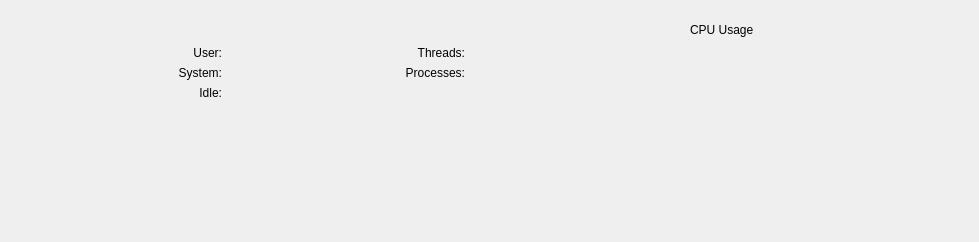
First picture: the form in Under Construction/Activity Monitor.app/Resources/activity_monitor/ui/tab_cpu.ui, repository helloSystem/Utilities, before the edit.
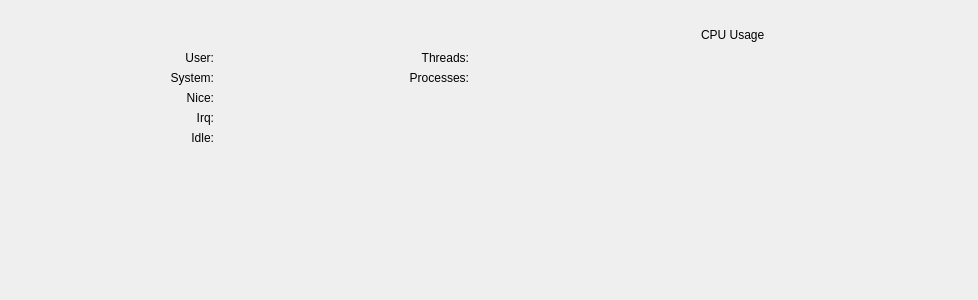
Second picture: the form after the edit. Custom widgets are drawn as their Qt base class.

Commit message: Better Widget position, add nice and irq to cpu_tab

Patch:
```diff
--- a/Under Construction/Activity Monitor.app/Resources/activity_monitor/ui/tab_cpu.ui
+++ b/Under Construction/Activity Monitor.app/Resources/activity_monitor/ui/tab_cpu.ui
@@ -6,8 +6,8 @@
             <rect>
                 <x>0</x>
                 <y>0</y>
-                <width>979</width>
-                <height>242</height>
+                <width>978</width>
+                <height>300</height>
             </rect>
         </property>
         <property name="windowTitle">
@@ -48,7 +48,7 @@
                             <property name="sizeHint" stdset="0">
                                 <size>
                                     <width>20</width>
-                                    <height>20</height>
+                                    <height>25</height>
                                 </size>
                             </property>
                         </spacer>
@@ -61,17 +61,17 @@
                             <property name="rightMargin">
                                 <number>20</number>
                             </property>
-                            <item row="3" column="1" alignment="Qt::AlignRight|Qt::AlignVCenter">
-                                <widget class="QLabel" name="label_idle">
+                            <item row="4" column="1">
+                                <widget class="QLabel" name="label_irq">
                                     <property name="text">
-                                        <string>Idle:</string>
+                                        <string>Irq:</string>
                                     </property>
                                     <property name="alignment">
                                         <set>Qt::AlignRight|Qt::AlignTrailing|Qt::AlignVCenter</set>
                                     </property>
                                 </widget>
                             </item>
-                            <item row="1" column="4" alignment="Qt::AlignRight|Qt::AlignVCenter">
+                            <item row="1" column="5" alignment="Qt::AlignRight|Qt::AlignVCenter">
                                 <widget class="QLabel" name="label_threads">
                                     <property name="text">
                                         <string>Threads:</string>
@@ -81,7 +81,10 @@
                                     </property>
                                 </widget>
                             </item>
-                            <item row="1" column="5">
+                            <item row="3" column="4" alignment="Qt::AlignLeft">
+                                <widget class="ColorButton" name="color_picker_nice_value" native="true"/>
+                            </item>
+                            <item row="1" column="7">
                                 <widget class="QLabel" name="label_threads_value">
                                     <property name="text">
                                         <string/>
@@ -91,7 +94,7 @@
                                     </property>
                                 </widget>
                             </item>
-                            <item row="1" column="1" alignment="Qt::AlignRight|Qt::AlignVCenter">
+                            <item row="1" column="1">
                                 <widget class="QLabel" name="label_user">
                                     <property name="text">
                                         <string>User:</string>
@@ -101,7 +104,7 @@
                                     </property>
                                 </widget>
                             </item>
-                            <item row="2" column="2">
+                            <item row="2" column="3">
                                 <widget class="QLabel" name="label_system_value">
                                     <property name="text">
                                         <string/>
@@ -111,7 +114,20 @@
                                     </property>
                                 </widget>
                             </item>
-                            <item row="2" column="1" alignment="Qt::AlignRight|Qt::AlignVCenter">
+                            <item row="3" column="1">
+                                <widget class="QLabel" name="label_nice">
+                                    <property name="text">
+                                        <string>Nice:</string>
+                                    </property>
+                                    <property name="alignment">
+                                        <set>Qt::AlignRight|Qt::AlignTrailing|Qt::AlignVCenter</set>
+                                    </property>
+                                </widget>
+                            </item>
+                            <item row="5" column="4" alignment="Qt::AlignLeft">
+                                <widget class="ColorButton" name="color_picker_idle_value" native="true"/>
+                            </item>
+                            <item row="2" column="1">
                                 <widget class="QLabel" name="label_system">
                                     <property name="text">
                                         <string>System:</string>
@@ -121,7 +137,7 @@
                                     </property>
                                 </widget>
                             </item>
-                            <item row="1" column="7" rowspan="4">
+                            <item row="1" column="9" rowspan="5">
                                 <widget class="CPUGraphBar" name="widget_graph" native="true">
                                     <property name="sizePolicy">
                                         <sizepolicy hsizetype="MinimumExpanding" vsizetype="MinimumExpanding">
@@ -131,23 +147,7 @@
                                     </property>
                                 </widget>
                             </item>
-                            <item row="4" column="1">
-                                <spacer name="verticalSpacer">
-                                    <property name="orientation">
-                                        <enum>Qt::Vertical</enum>
-                                    </property>
-                                    <property name="sizeType">
-                                        <enum>QSizePolicy::MinimumExpanding</enum>
-                                    </property>
-                                    <property name="sizeHint" stdset="0">
-                                        <size>
-                                            <width>20</width>
-                                            <height>40</height>
-                                        </size>
-                                    </property>
-                                </spacer>
-                            </item>
-                            <item row="0" column="3">
+                            <item row="0" column="4">
                                 <spacer name="horizontalSpacer_1">
                                     <property name="orientation">
                                         <enum>Qt::Horizontal</enum>
@@ -163,7 +163,17 @@
                                     </property>
                                 </spacer>
                             </item>
-                            <item row="1" column="2">
+                            <item row="3" column="3">
+                                <widget class="QLabel" name="label_nice_value">
+                                    <property name="text">
+                                        <string/>
+                                    </property>
+                                    <property name="alignment">
+                                        <set>Qt::AlignRight|Qt::AlignTrailing|Qt::AlignVCenter</set>
+                                    </property>
+                                </widget>
+                            </item>
+                            <item row="1" column="3">
                                 <widget class="QLabel" name="label_user_value">
                                     <property name="text">
                                         <string/>
@@ -173,8 +183,18 @@
                                     </property>
                                 </widget>
                             </item>
-                            <item row="3" column="3" alignment="Qt::AlignLeft">
-                                <widget class="ColorButton" name="color_picker_idle_value" native="true"/>
+                            <item row="4" column="4" alignment="Qt::AlignLeft">
+                                <widget class="ColorButton" name="color_picker_irq_value" native="true"/>
+                            </item>
+                            <item row="5" column="3">
+                                <widget class="QLabel" name="label_idle_value">
+                                    <property name="text">
+                                        <string/>
+                                    </property>
+                                    <property name="alignment">
+                                        <set>Qt::AlignRight|Qt::AlignTrailing|Qt::AlignVCenter</set>
+                                    </property>
+                                </widget>
                             </item>
                             <item row="0" column="0">
                                 <spacer name="horizontalSpacer_4">
@@ -189,28 +209,38 @@
                                     </property>
                                 </spacer>
                             </item>
-                            <item row="2" column="5">
-                                <widget class="QLabel" name="label_processes_value">
-                                    <property name="text">
-                                        <string/>
-                                    </property>
-                                    <property name="alignment">
-                                        <set>Qt::AlignRight|Qt::AlignTrailing|Qt::AlignVCenter</set>
-                                    </property>
-                                </widget>
-                            </item>
                             <item row="5" column="1">
-                                <spacer name="verticalSpacer_2">
+                                <widget class="QLabel" name="label_idle">
+                                    <property name="text">
+                                        <string>Idle:</string>
+                                    </property>
+                                    <property name="alignment">
+                                        <set>Qt::AlignRight|Qt::AlignTrailing|Qt::AlignVCenter</set>
+                                    </property>
+                                </widget>
+                            </item>
+                            <item row="2" column="7">
+                                <widget class="QLabel" name="label_processes_value">
+                                    <property name="text">
+                                        <string/>
+                                    </property>
+                                    <property name="alignment">
+                                        <set>Qt::AlignRight|Qt::AlignTrailing|Qt::AlignVCenter</set>
+                                    </property>
+                                </widget>
+                            </item>
+                            <item row="0" column="2">
+                                <spacer name="horizontalSpacer_6">
                                     <property name="orientation">
-                                        <enum>Qt::Vertical</enum>
+                                        <enum>Qt::Horizontal</enum>
                                     </property>
                                     <property name="sizeType">
-                                        <enum>QSizePolicy::MinimumExpanding</enum>
+                                        <enum>QSizePolicy::Preferred</enum>
                                     </property>
                                     <property name="sizeHint" stdset="0">
                                         <size>
                                             <width>20</width>
-                                            <height>40</height>
+                                            <height>20</height>
                                         </size>
                                     </property>
                                 </spacer>
@@ -218,7 +248,7 @@
                             <item row="1" column="3" alignment="Qt::AlignLeft">
                                 <widget class="ColorButton" name="color_picker_user_value" native="true"/>
                             </item>
-                            <item row="2" column="4" alignment="Qt::AlignRight|Qt::AlignVCenter">
+                            <item row="2" column="5" alignment="Qt::AlignRight|Qt::AlignVCenter">
                                 <widget class="QLabel" name="label_processes">
                                     <property name="text">
                                         <string>Processes:</string>
@@ -228,7 +258,7 @@
                                     </property>
                                 </widget>
                             </item>
-                            <item row="0" column="6">
+                            <item row="0" column="8">
                                 <spacer name="horizontalSpacer_3">
                                     <property name="orientation">
                                         <enum>Qt::Horizontal</enum>
@@ -244,7 +274,7 @@
                                     </property>
                                 </spacer>
                             </item>
-                            <item row="0" column="7">
+                            <item row="0" column="9">
                                 <layout class="QHBoxLayout" name="horizontalLayout">
                                     <item>
                                         <spacer name="horizontalSpacer">
@@ -287,8 +317,8 @@
                                     </item>
                                 </layout>
                             </item>
-                            <item row="3" column="2">
-                                <widget class="QLabel" name="label_idle_value">
+                            <item row="4" column="3">
+                                <widget class="QLabel" name="label_irq_value">
                                     <property name="text">
                                         <string/>
                                     </property>
@@ -297,10 +327,7 @@
                                     </property>
                                 </widget>
                             </item>
-                            <item row="2" column="3" alignment="Qt::AlignLeft">
-                                <widget class="ColorButton" name="color_picker_system_value" native="true"/>
-                            </item>
-                            <item row="0" column="8">
+                            <item row="0" column="10">
                                 <spacer name="horizontalSpacer_5">
                                     <property name="orientation">
                                         <enum>Qt::Horizontal</enum>
@@ -313,8 +340,40 @@
                                     </property>
                                 </spacer>
                             </item>
+                            <item row="2" column="4" alignment="Qt::AlignLeft">
+                                <widget class="ColorButton" name="color_picker_system_value" native="true"/>
+                            </item>
+                            <item row="0" column="6">
+                                <spacer name="horizontalSpacer_7">
+                                    <property name="orientation">
+                                        <enum>Qt::Horizontal</enum>
+                                    </property>
+                                    <property name="sizeType">
+                                        <enum>QSizePolicy::Preferred</enum>
+                                    </property>
+                                    <property name="sizeHint" stdset="0">
+                                        <size>
+                                            <width>20</width>
+                                            <height>20</height>
+                                        </size>
+                                    </property>
+                                </spacer>
+                            </item>
                         </layout>
                     </item>
+                    <item>
+                        <spacer name="verticalSpacer">
+                            <property name="orientation">
+                                <enum>Qt::Vertical</enum>
+                            </property>
+                            <property name="sizeHint" stdset="0">
+                                <size>
+                                    <width>20</width>
+                                    <height>40</height>
+                                </size>
+                            </property>
+                        </spacer>
+                    </item>
                 </layout>
             </item>
         </layout>
```
Left out of the diff: 2 changed lines with no effect on the pictures. The commit also changes 8 other files.
